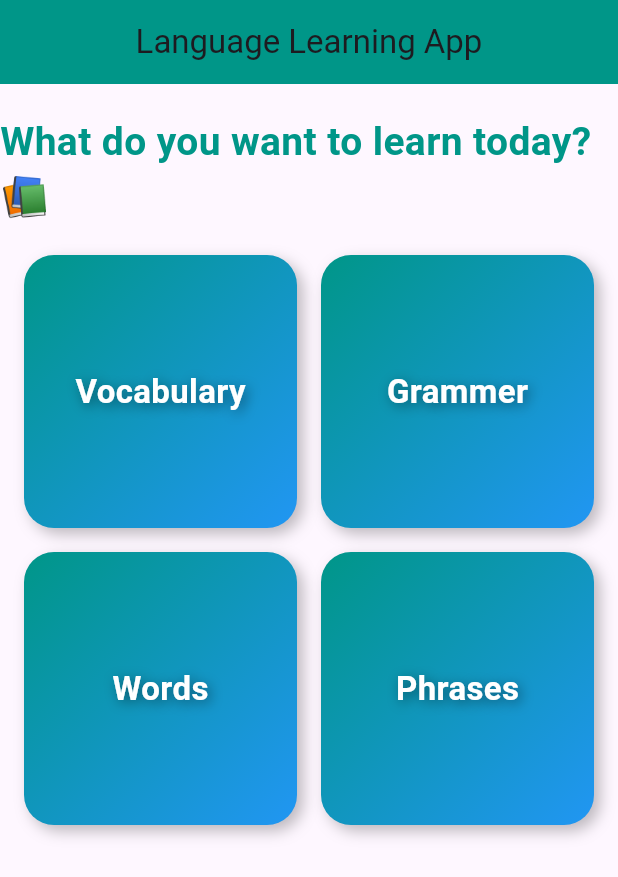
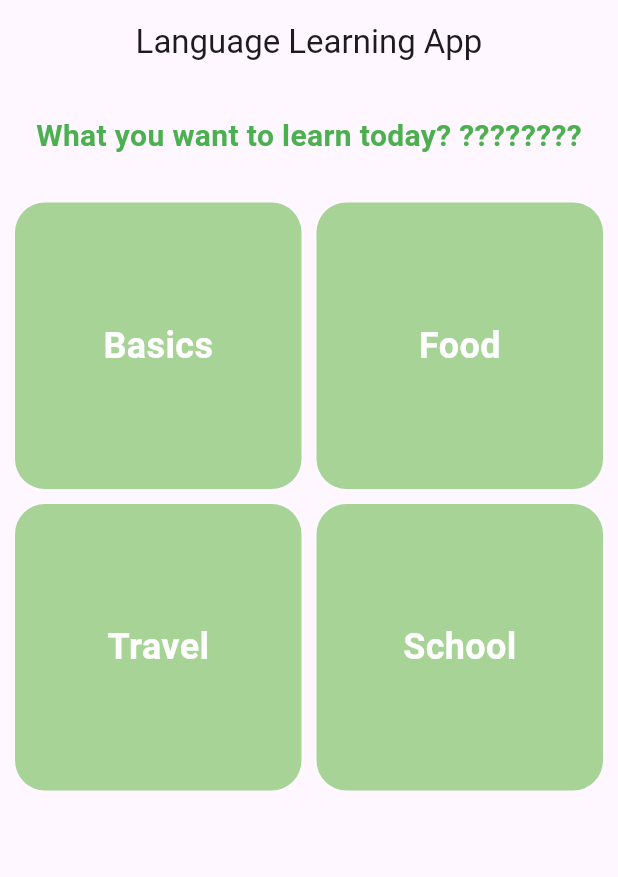
Before and after one commit to shivamkalra123/Learning-Application-flutter, a Flutter app: the MyHomePage screen opened directly, on a phone screen of 412 x 824 dp. Shown: the top 877 px of the screen. Run offline on Flutter 3.47's test engine with Material 3 defaults, Android fonts, the phone set to English and light mode, and no system bars; our stand-ins replace flip_card.

```diff
--- a/lib/FlashcardScreen.dart
+++ b/lib/FlashcardScreen.dart
@@ -2,7 +2,6 @@ import 'package:flip_card/flip_card.dart';
 import 'package:flutter/material.dart';
 import 'package:flutter_application_1/QuizScreen.dart';
 import 'package:flutter_application_1/data.dart';
-import 'package:flutter_application_1/main.dart';
 
 class FlashcardScreen extends StatefulWidget {
   final String category;
--- a/lib/MyHomePage.dart
+++ b/lib/MyHomePage.dart
@@ -16,7 +16,6 @@ class _MyHomePageState extends State<MyHomePage> {
       appBar: AppBar(
         centerTitle: true,
         title: Text(widget.title),
-        backgroundColor: Colors.teal,
       ),
       body: SingleChildScrollView(
         child: Center(
@@ -24,35 +23,28 @@ class _MyHomePageState extends State<MyHomePage> {
             children: [
               SizedBox(height: 20),
               Text(
-                "What do you want to learn today? 📚",
+                "What you want to learn today? ????‍????",
                 style: TextStyle(
-                  fontSize: 26,
-                  fontWeight: FontWeight.bold,
-                  color: Colors.teal,
-                ),
+                    fontSize: 20,
+                    fontWeight: FontWeight.bold,
+                    color: Colors.green),
               ),
               SizedBox(height: 20),
               Container(
-                padding: EdgeInsets.symmetric(horizontal: 16.0),
-                child: GridView.builder(
-                  shrinkWrap: true,
-                  physics: NeverScrollableScrollPhysics(),
-                  gridDelegate: SliverGridDelegateWithFixedCrossAxisCount(
-                    crossAxisCount: 2,
-                    childAspectRatio: 1.0,
-                    mainAxisSpacing: 16.0,
-                    crossAxisSpacing: 16.0,
-                  ),
-                  itemCount: 4,
-                  itemBuilder: (context, index) {
-                    List<String> categories = [
-                      "Vocabulary",
-                      "Grammer",
-                      "Words",
-                      "Phrases"
-                    ];
-                    return _buildCard(categories[index]);
-                  },
+                height: MediaQuery.of(context).size.height,
+                width: MediaQuery.of(context).size.width,
+                child: GridView.count(
+                  crossAxisCount: 2,
+                  childAspectRatio: 1.0,
+                  mainAxisSpacing: 10.0,
+                  crossAxisSpacing: 10.0,
+                  padding: EdgeInsets.all(10.0),
+                  children: <Widget>[
+                    _buildCard("Basics"),
+                    _buildCard("Food"),
+                    _buildCard("Travel"),
+                    _buildCard("School"),
+                  ],
                 ),
               ),
             ],
@@ -70,35 +62,18 @@ class _MyHomePageState extends State<MyHomePage> {
         ));
       },
       child: Container(
+        height: 200,
+        width: 200,
         decoration: BoxDecoration(
-          gradient: LinearGradient(
-            colors: [Colors.teal, Colors.blue],
-            begin: Alignment.topLeft,
-            end: Alignment.bottomRight,
-          ),
-          borderRadius: BorderRadius.all(Radius.circular(20)),
-          boxShadow: [
-            BoxShadow(
-              color: Colors.black26,
-              blurRadius: 8,
-              offset: Offset(4, 4),
-            ),
-          ],
-        ),
+            color: Color(0xffA7D397),
+            borderRadius: BorderRadius.all(Radius.circular(20))),
         child: Center(
           child: Text(
             text,
             style: TextStyle(
               color: Colors.white,
-              fontSize: 22,
+              fontSize: 24,
               fontWeight: FontWeight.bold,
-              shadows: [
-                Shadow(
-                  blurRadius: 10,
-                  color: Colors.black45,
-                  offset: Offset(2, 2),
-                ),
-              ],
             ),
           ),
         ),
--- a/lib/QuizProvider.dart
+++ b/lib/QuizProvider.dart
@@ -4,25 +4,16 @@ import 'package:flutter_application_1/main.dart';
 class QuizProvider extends ChangeNotifier {
   List<Map<String, dynamic>> kbcData = [
     {
-      "question": "Wie spät ist es?",
-      "options": [
-        "What time is it?",
-        "Where are you going?",
-        "How far is it?",
-        "What is your name?"
-      ],
-      "answer": "What time is it?"
+      "question": "What is the capital of France?",
+      "options": ["Paris", "London", "Berlin", "Madrid"],
+      "answer": "Paris"
     },
     {
-      "question": "Wie geht es Ihnen?",
-      "options": [
-        "What is your favorite color?",
-        "How are you?",
-        "Where do you work?",
-        "When is your birthday?"
-      ],
-      "answer": "How are you?"
+      "question": "Who wrote 'Hamlet'?",
+      "options": ["Shakespeare", "Hemingway", "Faulkner", "Fitzgerald"],
+      "answer": "Shakespeare"
     },
+    // Add more questions as needed
   ];
 
   int currentQuestionIndex = 0;
```
